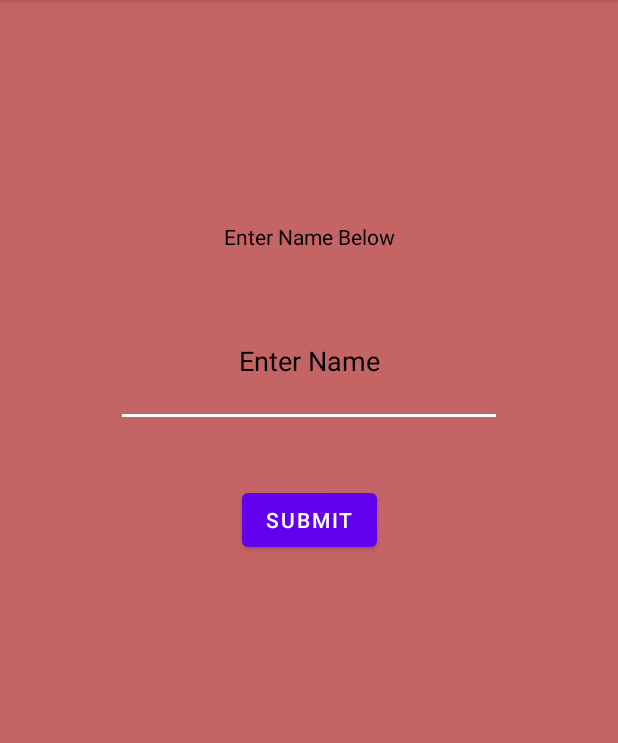
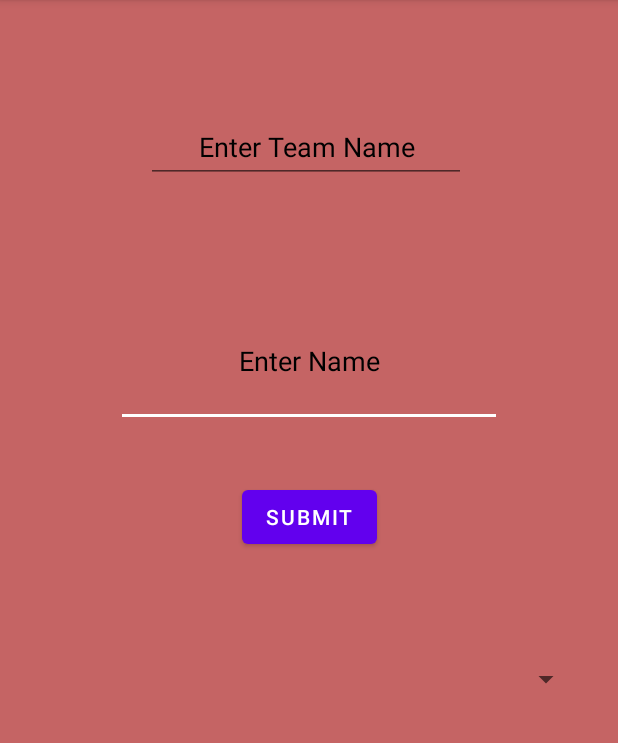
Before and after one commit to esmerexie/taskmaster2, an Android app: the SettingsPageActivity screen opened directly, with no data from a screen before it, on a phone screen of 412 x 824 dp, the part 84-827 px from its top. Run offline under Robolectric (Android 15) with nearby library versions, the phone set to English and light mode, and no system bars; libraries missing offline, so code that uses them is left out: com.amplifyframework.api, com.amplifyframework.core; 1 statement that could not run was skipped.

Commit message:
lab 33 complete, users can now create new teams and select a team to be added onto the task.

```diff
--- a/app/src/main/java/com/example/taskmaster/activites/SettingsPageActivity.java
+++ b/app/src/main/java/com/example/taskmaster/activites/SettingsPageActivity.java
@@ -2,17 +2,24 @@ package com.example.taskmaster.activites;
 
 import androidx.appcompat.app.AppCompatActivity;
 
+import static com.example.taskmaster.activites.AddTaskActivity.Tag;
+
+import android.content.Intent;
 import android.content.SharedPreferences;
+import android.nfc.Tag;
 import android.os.Bundle;
 import android.preference.PreferenceManager;
 import android.util.Log;
 import android.widget.ArrayAdapter;
 import android.widget.Button;
 import android.widget.EditText;
+import android.widget.Spinner;
 import android.widget.Toast;
 
+import com.amplifyframework.api.graphql.model.ModelMutation;
 import com.amplifyframework.api.graphql.model.ModelQuery;
 import com.amplifyframework.core.Amplify;
+import com.amplifyframework.datastore.generated.model.Task;
 import com.amplifyframework.datastore.generated.model.Team;
 import com.example.taskmaster.R;
 
@@ -24,6 +31,7 @@ public class SettingsPageActivity extends AppCompatActivity {
     SharedPreferences sharedPreferences;
 
     public static final String USER_NAME_TAG = "userName";
+    public static final String USER_TEAM_TAG = "teamName";
 
     List<String> teamNames = null;
     ArrayAdapter<String> adapter;
@@ -36,28 +44,78 @@ public class SettingsPageActivity extends AppCompatActivity {
         sharedPreferences = PreferenceManager.getDefaultSharedPreferences(this);
         String userName = sharedPreferences.getString(USER_NAME_TAG, "");
 
-        if(!userName.isEmpty()){
+        if (!userName.isEmpty()) {
             EditText userNameEdited = findViewById(R.id.settingsPageActivityInputName);
             userNameEdited.setText(userName);
         }
 
         teamNames = new ArrayList<>();
         setUpSubmitButton();
+        setUpTeamSpinner();
+    }
+
+    @Override
+    protected void onResume() {
+        super.onResume();
+
+        Amplify.API.query(
+                ModelQuery.list(Team.class),
+                success -> {
+                    Log.i(Tag, "Read Task successfully");
+                    teamNames.clear();
+                    for (Team dataBaseTeam : success.getData()) {
+                        teamNames.add(dataBaseTeam.getName());
+                    }
+                    runOnUiThread(() -> {
+                        adapter.notifyDataSetChanged();
+                    });
+                },
+                failureResponse -> Log.i(Tag, "Did not read Task successfully")
+
+        );
     }
 
 
-    private void setUpSubmitButton(){
+    private void setUpSubmitButton() {
 
         Button submitButton = findViewById(R.id.settingsPageActivityUpdateButton);
+        Spinner userTeamSpinner = findViewById(R.id.settingsPageActivitySpinner);
 
         submitButton.setOnClickListener(view -> {
 
             SharedPreferences.Editor preferenceEditor = sharedPreferences.edit();
+
+            String teamName = ((EditText) findViewById(R.id.settingsPageInputTeamName)).getText().toString();
+
             String nameInput = ((EditText) findViewById(R.id.settingsPageActivityInputName)).getText().toString();
-
             preferenceEditor.putString(USER_NAME_TAG, nameInput);
 
+            String teamInput = ((String) userTeamSpinner.getSelectedItem());
+            preferenceEditor.putString(USER_TEAM_TAG, teamInput);
+
+            Team newTeam = Team.builder()
+                    .name(teamName)
+                    .build();
+
+            Amplify.API.mutate(
+                    ModelMutation.create(newTeam),
+                    successResponse -> Log.i(Tag, "new team added!"),
+                    failureResponse -> Log.i(Tag, "team has failed to be added!")
+            );
+
+            preferenceEditor.apply();
+
             Toast.makeText(SettingsPageActivity.this, "Settings saved", Toast.LENGTH_SHORT).show();
+            Intent goToMainActivity = new Intent(SettingsPageActivity.this, MainActivity.class);
+            goToMainActivity.putExtra(SettingsPageActivity.USER_NAME_TAG, nameInput);
+            startActivity(goToMainActivity);
         });
     }
+
+    private void setUpTeamSpinner() {
+        Spinner userTeamSpinner = findViewById(R.id.settingsPageActivitySpinner);
+        adapter = new ArrayAdapter<String>(this, androidx.appcompat.R.layout.support_simple_spinner_dropdown_item, teamNames);
+        userTeamSpinner.setAdapter(adapter);
+    }
+
 }
--- a/app/src/main/res/layout/activity_settings_page.xml
+++ b/app/src/main/res/layout/activity_settings_page.xml
@@ -21,27 +21,45 @@
         android:textColorHint="#000000"
         app:layout_constraintEnd_toEndOf="parent"
         app:layout_constraintStart_toStartOf="parent"
-        app:layout_constraintTop_toTopOf="parent" />
-
-    <TextView
-        android:id="@+id/settingsPageActivityTextView"
-        android:layout_width="wrap_content"
-        android:layout_height="wrap_content"
-        android:layout_marginTop="148dp"
-        android:text="@string/enter_name_below"
-        android:textColor="#000000"
-        app:layout_constraintEnd_toEndOf="parent"
-        app:layout_constraintStart_toStartOf="parent"
-        app:layout_constraintTop_toTopOf="parent" />
+        app:layout_constraintTop_toTopOf="parent"
+        android:autofillHints=""
+        android:importantForAutofill="no" />
 
     <Button
         android:id="@+id/settingsPageActivityUpdateButton"
         android:layout_width="wrap_content"
         android:layout_height="wrap_content"
-        android:layout_marginTop="38dp"
+        android:layout_marginTop="36dp"
         android:text="@string/submit"
         app:layout_constraintEnd_toEndOf="parent"
         app:layout_constraintStart_toStartOf="parent"
         app:layout_constraintTop_toBottomOf="@+id/settingsPageActivityInputName" />
 
+    <EditText
+        android:id="@+id/settingsPageInputTeamName"
+        android:layout_width="wrap_content"
+        android:layout_height="wrap_content"
+        android:layout_marginEnd="101dp"
+        android:layout_marginBottom="75dp"
+        android:autofillHints=""
+        android:ems="10"
+        android:hint="@string/enter_team_name"
+        android:inputType="textPersonName"
+        android:minHeight="48dp"
+        android:textAlignment="center"
+        android:textColorHint="#000000"
+        app:layout_constraintBottom_toTopOf="@+id/settingsPageActivityInputName"
+        app:layout_constraintEnd_toEndOf="parent" />
+
+    <Spinner
+        android:id="@+id/settingsPageActivitySpinner"
+        android:layout_width="360dp"
+        android:layout_height="48dp"
+        android:layout_marginTop="60dp"
+        android:layout_marginEnd="24dp"
+        android:minHeight="48dp"
+        android:textAlignment="center"
+        app:layout_constraintEnd_toEndOf="parent"
+        app:layout_constraintTop_toBottomOf="@+id/settingsPageActivityUpdateButton" />
+
 </androidx.constraintlayout.widget.ConstraintLayout>
--- a/app/src/main/res/values/strings.xml
+++ b/app/src/main/res/values/strings.xml
@@ -118,4 +118,6 @@
     <string name="enter_task_description">Enter Task Description</string>
     <string name="enter_task_status">Enter Task Status</string>
     <string name="click_for_team">Click For Team</string>
+    <string name="enter_team_name">Enter Team Name</string>
+    <string name="enter">Enter</string>
 </resources>
```
